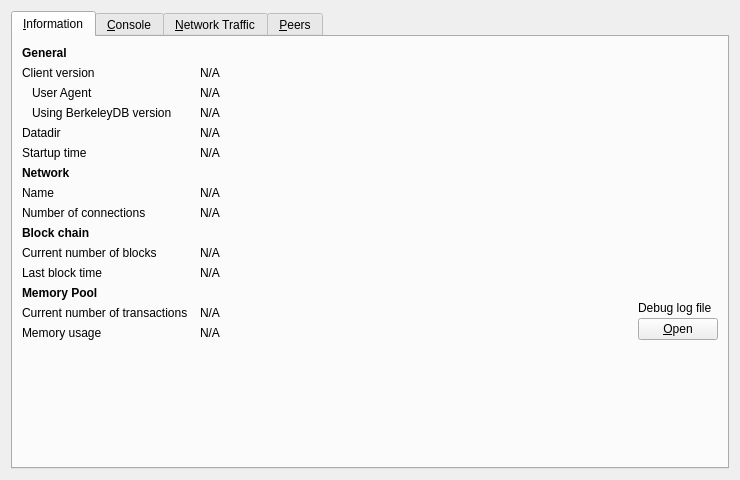
This is src/qt/forms/debugwindow.ui in RavenProject/Ravencoin as Qt 5 draws it before an edit. The edited form follows.
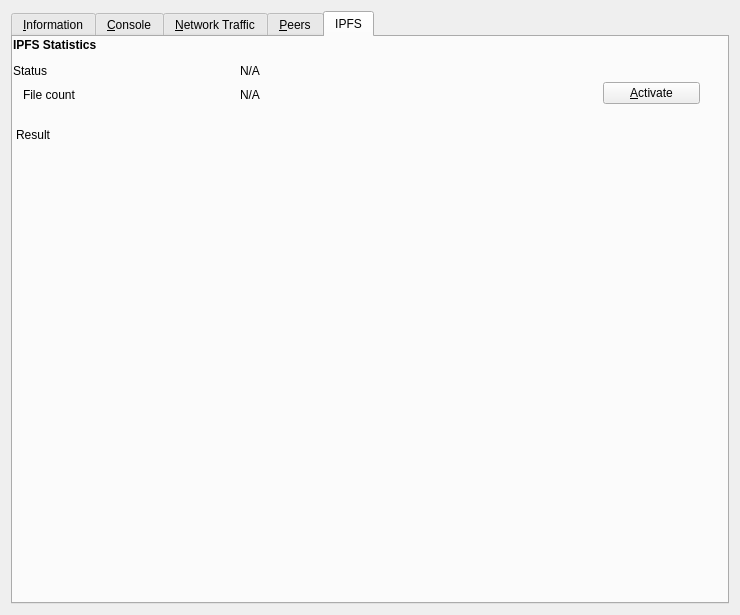
This is the edited form. Icons and pictures are not drawn. Custom widgets are drawn as their Qt base class.

Diff of the .ui file:
```diff
--- a/src/qt/forms/debugwindow.ui
+++ b/src/qt/forms/debugwindow.ui
@@ -7,7 +7,7 @@
     <x>0</x>
     <y>0</y>
     <width>740</width>
-    <height>430</height>
+    <height>615</height>
    </rect>
   </property>
   <property name="windowTitle">
@@ -17,13 +17,13 @@
    <item>
     <widget class="QTabWidget" name="tabWidget">
      <property name="currentIndex">
-      <number>0</number>
+      <number>4</number>
      </property>
      <widget class="QWidget" name="tab_info">
       <attribute name="title">
        <string>&amp;Information</string>
       </attribute>
-      <layout class="QGridLayout" name="gridLayout" columnstretch="0,1,0">
+      <layout class="QGridLayout" name="gridLayout" columnstretch="0,0,0">
        <property name="horizontalSpacing">
         <number>12</number>
        </property>
@@ -1416,6 +1416,182 @@
        </item>
       </layout>
      </widget>
+     <widget class="QWidget" name="tab">
+      <attribute name="title">
+       <string>IPFS</string>
+      </attribute>
+      <widget class="QLabel" name="IPFS_Filecount">
+       <property name="geometry">
+        <rect>
+         <x>227</x>
+         <y>50</y>
+         <width>361</width>
+         <height>16</height>
+        </rect>
+       </property>
+       <property name="cursor">
+        <cursorShape>IBeamCursor</cursorShape>
+       </property>
+       <property name="text">
+        <string>N/A</string>
+       </property>
+       <property name="textFormat">
+        <enum>Qt::PlainText</enum>
+       </property>
+       <property name="textInteractionFlags">
+        <set>Qt::LinksAccessibleByMouse|Qt::TextSelectableByKeyboard|Qt::TextSelectableByMouse</set>
+       </property>
+      </widget>
+      <widget class="QLabel" name="labelClientUserAgent_3">
+       <property name="geometry">
+        <rect>
+         <x>0</x>
+         <y>50</y>
+         <width>215</width>
+         <height>16</height>
+        </rect>
+       </property>
+       <property name="text">
+        <string>File count</string>
+       </property>
+       <property name="indent">
+        <number>10</number>
+       </property>
+      </widget>
+      <widget class="QLabel" name="IPFS_Stats_Label">
+       <property name="geometry">
+        <rect>
+         <x>0</x>
+         <y>0</y>
+         <width>215</width>
+         <height>16</height>
+        </rect>
+       </property>
+       <property name="font">
+        <font>
+         <weight>75</weight>
+         <bold>true</bold>
+        </font>
+       </property>
+       <property name="text">
+        <string>IPFS Statistics</string>
+       </property>
+      </widget>
+      <widget class="QLabel" name="IPFS_Active">
+       <property name="geometry">
+        <rect>
+         <x>227</x>
+         <y>26</y>
+         <width>351</width>
+         <height>16</height>
+        </rect>
+       </property>
+       <property name="cursor">
+        <cursorShape>IBeamCursor</cursorShape>
+       </property>
+       <property name="text">
+        <string>N/A</string>
+       </property>
+       <property name="textFormat">
+        <enum>Qt::PlainText</enum>
+       </property>
+       <property name="textInteractionFlags">
+        <set>Qt::LinksAccessibleByMouse|Qt::TextSelectableByKeyboard|Qt::TextSelectableByMouse</set>
+       </property>
+      </widget>
+      <widget class="QLabel" name="label_54">
+       <property name="geometry">
+        <rect>
+         <x>0</x>
+         <y>26</y>
+         <width>215</width>
+         <height>16</height>
+        </rect>
+       </property>
+       <property name="text">
+        <string>Status</string>
+       </property>
+      </widget>
+      <widget class="QWidget" name="layoutWidget">
+       <property name="geometry">
+        <rect>
+         <x>590</x>
+         <y>10</y>
+         <width>97</width>
+         <height>57</height>
+        </rect>
+       </property>
+       <layout class="QVBoxLayout" name="verticalLayoutDebugButton_4">
+        <property name="spacing">
+         <number>3</number>
+        </property>
+        <item>
+         <spacer name="verticalSpacer_13">
+          <property name="orientation">
+           <enum>Qt::Vertical</enum>
+          </property>
+          <property name="sizeHint" stdset="0">
+           <size>
+            <width>10</width>
+            <height>5</height>
+           </size>
+          </property>
+         </spacer>
+        </item>
+        <item>
+         <widget class="QPushButton" name="activateIPFS_Button">
+          <property name="toolTip">
+           <string>Open the %1 debug log file from the current data directory. This can take a few seconds for large log files.</string>
+          </property>
+          <property name="text">
+           <string>&amp;Activate</string>
+          </property>
+          <property name="autoDefault">
+           <bool>false</bool>
+          </property>
+         </widget>
+        </item>
+       </layout>
+      </widget>
+      <widget class="QLabel" name="labelClientUserAgent_4">
+       <property name="geometry">
+        <rect>
+         <x>-7</x>
+         <y>90</y>
+         <width>215</width>
+         <height>16</height>
+        </rect>
+       </property>
+       <property name="text">
+        <string>Result</string>
+       </property>
+       <property name="indent">
+        <number>10</number>
+       </property>
+      </widget>
+      <widget class="QLabel" name="IPFS_Result">
+       <property name="geometry">
+        <rect>
+         <x>220</x>
+         <y>90</y>
+         <width>491</width>
+         <height>321</height>
+        </rect>
+       </property>
+       <property name="cursor">
+        <cursorShape>IBeamCursor</cursorShape>
+       </property>
+       <property name="text">
+        <string/>
+       </property>
+       <property name="textFormat">
+        <enum>Qt::PlainText</enum>
+       </property>
+       <property name="textInteractionFlags">
+        <set>Qt::LinksAccessibleByMouse|Qt::TextSelectableByKeyboard|Qt::TextSelectableByMouse</set>
+       </property>
+      </widget>
+     </widget>
     </widget>
    </item>
   </layout>
```
Left out of the diff: 60 changed lines with no effect on the pictures.
